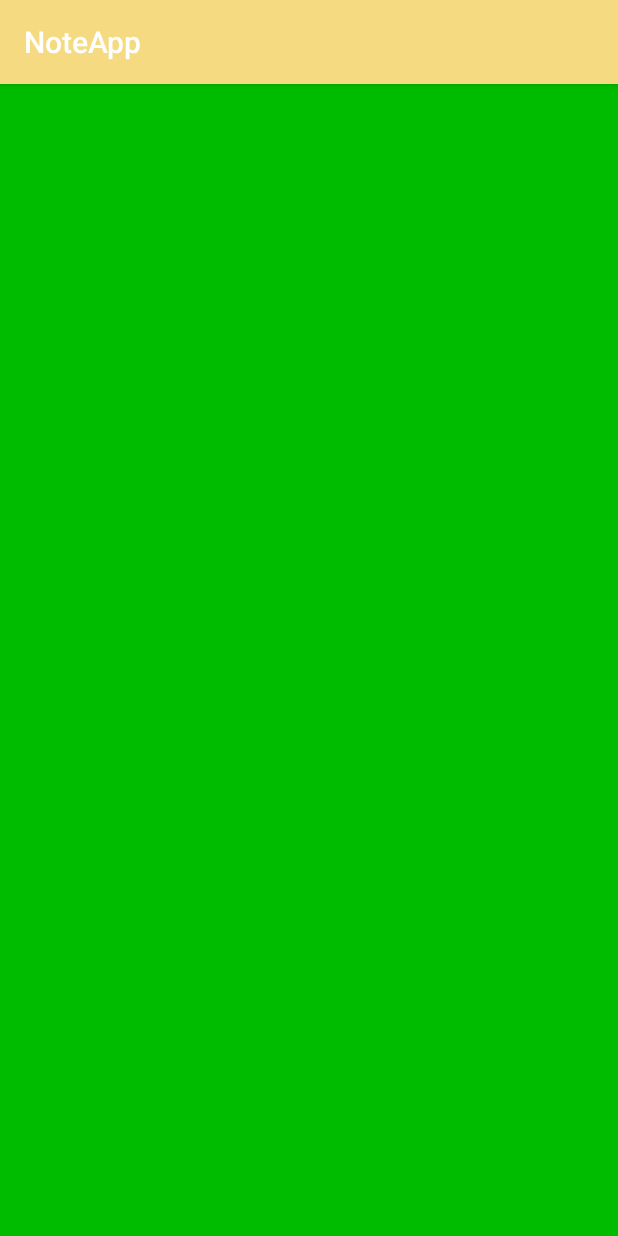
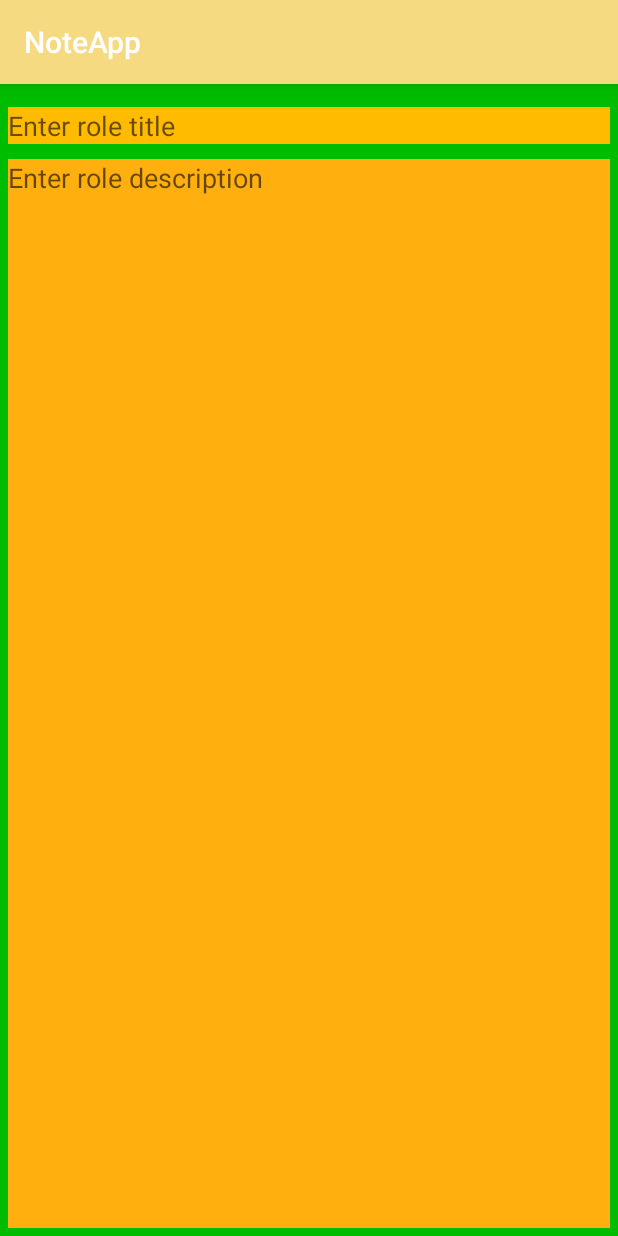
Before and after one commit to miryamreina/notestalentum, an Android app: the fragment NoteDetailFragment shown on its own in the app's theme, on a phone screen of 412 x 824 dp. Run offline under Robolectric (Android 15) with nearby library versions, the phone set to English and light mode, and no system bars.

Commit message:
Ffinished design detail fragment

```diff
--- a/app/src/main/res/layout/fragment_note_detail.xml
+++ b/app/src/main/res/layout/fragment_note_detail.xml
@@ -1,8 +1,33 @@
-<FrameLayout xmlns:android="http://schemas.android.com/apk/res/android"
+<RelativeLayout
+
+    xmlns:android="http://schemas.android.com/apk/res/android"
     xmlns:tools="http://schemas.android.com/tools"
     android:layout_width="match_parent"
     android:layout_height="match_parent"
     tools:context="layout.NoteDetailFragment"
-    android:background="#00BC00">
+    android:background="#00BC00"
+    android:padding="5dp">
 
-</FrameLayout>
+    <EditText
+        android:id="@+id/fragment_note_detail_title_text"
+        android:hint="Enter role title"
+        android:background="#FFBB00"
+        android:layout_marginTop="10dp"
+        android:layout_width="match_parent"
+        android:layout_height="wrap_content" />
+
+    <EditText
+        android:id="@+id/fragment_note_detail_description_text"
+        android:hint="Enter role description"
+        android:background="#FFB00f"
+        android:gravity="top|left"
+        android:layout_width="match_parent"
+        android:layout_height="match_parent"
+        android:layout_marginTop="10dp"
+        android:layout_below="@+id/fragment_note_detail_title_text"/>
+
+
+
+
+
+</RelativeLayout>
```
